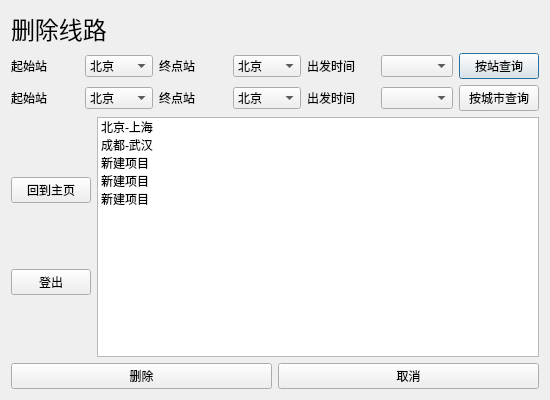
Nisiyama-Suzune/train-ticket-system, file UI/admindelete.ui: the form before one commit.
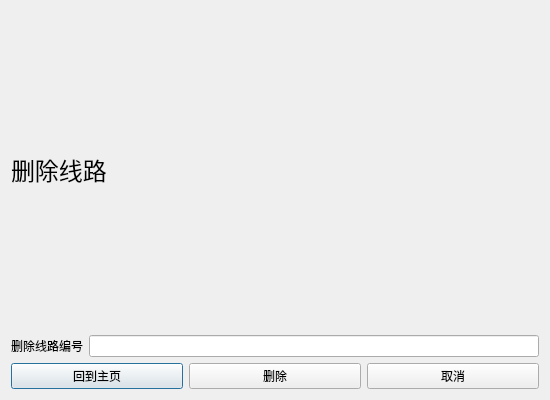
The form after the commit.

What changed in the file:
```diff
--- a/UI/admindelete.ui
+++ b/UI/admindelete.ui
@@ -27,185 +27,29 @@
      </property>
     </widget>
    </item>
-   <item>
-    <layout class="QHBoxLayout" name="horizontalLayout">
-     <item>
-      <widget class="QLabel" name="label">
-       <property name="text">
-        <string>起始站</string>
-       </property>
-      </widget>
-     </item>
-     <item>
-      <widget class="QComboBox" name="comboBox">
-       <item>
-        <property name="text">
-         <string>北京</string>
-        </property>
-       </item>
-       <item>
-        <property name="text">
-         <string>上海</string>
-        </property>
-       </item>
-       <item>
-        <property name="text">
-         <string>西藏</string>
-        </property>
-       </item>
-      </widget>
-     </item>
-     <item>
-      <widget class="QLabel" name="label_2">
-       <property name="text">
-        <string>终点站</string>
-       </property>
-      </widget>
-     </item>
-     <item>
-      <widget class="QComboBox" name="comboBox_2">
-       <item>
-        <property name="text">
-         <string>北京</string>
-        </property>
-       </item>
-      </widget>
-     </item>
-     <item>
-      <widget class="QLabel" name="label_3">
-       <property name="text">
-        <string>出发时间</string>
-       </property>
-      </widget>
-     </item>
-     <item>
-      <widget class="QComboBox" name="comboBox_3"/>
-     </item>
-     <item>
-      <widget class="QPushButton" name="pushButton_7">
-       <property name="text">
-        <string>按站查询</string>
-       </property>
-      </widget>
-     </item>
-    </layout>
-   </item>
    <item>
     <layout class="QHBoxLayout" name="horizontalLayout_2">
-     <item>
-      <widget class="QLabel" name="label_5">
-       <property name="text">
-        <string>起始站</string>
-       </property>
-      </widget>
-     </item>
-     <item>
-      <widget class="QComboBox" name="comboBox_4">
-       <item>
-        <property name="text">
-         <string>北京</string>
-        </property>
-       </item>
-       <item>
-        <property name="text">
-         <string>上海</string>
-        </property>
-       </item>
-       <item>
-        <property name="text">
-         <string>西藏</string>
-        </property>
-       </item>
-      </widget>
-     </item>
      <item>
       <widget class="QLabel" name="label_6">
        <property name="text">
-        <string>终点站</string>
+        <string>删除线路编号</string>
        </property>
       </widget>
      </item>
      <item>
-      <widget class="QComboBox" name="comboBox_5">
-       <item>
-        <property name="text">
-         <string>北京</string>
-        </property>
-       </item>
-      </widget>
-     </item>
-     <item>
-      <widget class="QLabel" name="label_7">
-       <property name="text">
-        <string>出发时间</string>
-       </property>
-      </widget>
-     </item>
-     <item>
-      <widget class="QComboBox" name="comboBox_6"/>
-     </item>
-     <item>
-      <widget class="QPushButton" name="pushButton_8">
-       <property name="text">
-        <string>按城市查询</string>
-       </property>
-      </widget>
-     </item>
-    </layout>
-   </item>
-   <item>
-    <layout class="QHBoxLayout" name="horizontalLayout_3">
-     <item>
-      <layout class="QVBoxLayout" name="verticalLayout">
-       <item>
-        <widget class="QPushButton" name="pushButton_2">
-         <property name="text">
-          <string>回到主页</string>
-         </property>
-        </widget>
-       </item>
-       <item>
-        <widget class="QPushButton" name="pushButton_3">
-         <property name="text">
-          <string>登出</string>
-         </property>
-        </widget>
-       </item>
-      </layout>
-     </item>
-     <item>
-      <widget class="QListWidget" name="listWidget">
-       <item>
-        <property name="text">
-         <string>北京-上海</string>
-        </property>
-       </item>
-       <item>
-        <property name="text">
-         <string>成都-武汉</string>
-        </property>
-       </item>
-       <item>
-        <property name="text">
-         <string>新建项目</string>
-        </property>
-       </item>
-       <item>
-        <property name="text">
-         <string>新建项目</string>
-        </property>
-       </item>
-       <item>
-        <property name="text">
-         <string>新建项目</string>
-        </property>
-       </item>
-      </widget>
+      <widget class="QLineEdit" name="delete_train"/>
      </item>
     </layout>
    </item>
    <item>
     <layout class="QHBoxLayout" name="horizontalLayout_4">
+     <item>
+      <widget class="QPushButton" name="pushButton_2">
+       <property name="text">
+        <string>回到主页</string>
+       </property>
+      </widget>
+     </item>
      <item>
       <widget class="QPushButton" name="pushButton_6">
        <property name="text">
```
